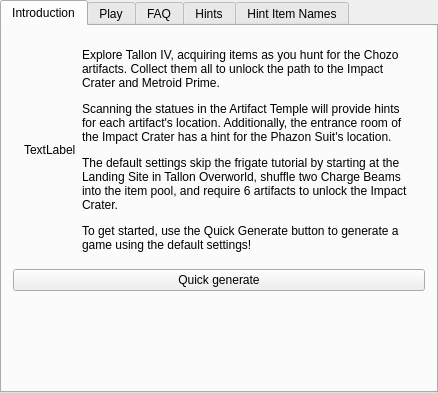
Old version of the form randovania/gui/ui_files/games_tab_prime_widget.ui in the repository randovania/randovania.
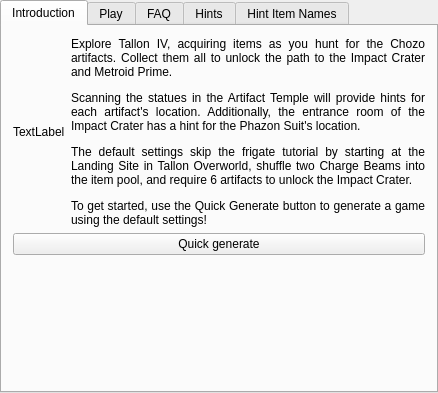
New version of the form. Custom widgets are drawn as their Qt base class.

Commit message:
Adjustments to the game introduction
- Justify the introduction
- Replace horizontal widget with just a layout, improving size propagation and reducing borders

```diff
--- a/randovania/gui/ui_files/games_tab_prime_widget.ui
+++ b/randovania/gui/ui_files/games_tab_prime_widget.ui
@@ -19,14 +19,7 @@
    </attribute>
    <layout class="QVBoxLayout" name="intro_layout">
     <item>
-     <widget class="QWidget" name="horizontalWidget" native="true">
-      <property name="minimumSize">
-       <size>
-        <width>0</width>
-        <height>0</height>
-       </size>
-      </property>
-      <layout class="QHBoxLayout" name="horizontalLayout">
+     <layout class="QHBoxLayout" name="intro_cover_layout">
        <item>
         <widget class="QLabel" name="game_cover_label">
          <property name="text">
@@ -37,7 +30,7 @@
        <item>
         <widget class="QLabel" name="intro_label">
          <property name="text">
-          <string>&lt;html&gt;&lt;head/&gt;&lt;body&gt;&lt;p&gt;Explore Tallon IV, acquiring items as you hunt for the Chozo artifacts. Collect them all to unlock the path to the Impact Crater and Metroid Prime.&lt;/p&gt;&lt;p&gt;Scanning the statues in the Artifact Temple will provide hints for each artifact's location. Additionally, the entrance room of the Impact Crater has a hint for the Phazon Suit's location.&lt;/p&gt;&lt;p&gt;The default settings skip the frigate tutorial by starting at the Landing Site in Tallon Overworld, shuffle two Charge Beams into the item pool, and require 6 artifacts to unlock the Impact Crater. &lt;/p&gt;&lt;p&gt;To get started, use the Quick Generate button to generate a game using the default settings!&lt;/p&gt;&lt;/body&gt;&lt;/html&gt;</string>
+         <string>&lt;html&gt;&lt;head/&gt;&lt;body&gt;&lt;p align=&quot;justify&quot;&gt;Explore Tallon IV, acquiring items as you hunt for the Chozo artifacts. Collect them all to unlock the path to the Impact Crater and Metroid Prime.&lt;/p&gt;&lt;p align=&quot;justify&quot;&gt;Scanning the statues in the Artifact Temple will provide hints for each artifact's location. Additionally, the entrance room of the Impact Crater has a hint for the Phazon Suit's location.&lt;/p&gt;&lt;p align=&quot;justify&quot;&gt;The default settings skip the frigate tutorial by starting at the Landing Site in Tallon Overworld, shuffle two Charge Beams into the item pool, and require 6 artifacts to unlock the Impact Crater. &lt;/p&gt;&lt;p align=&quot;justify&quot;&gt;To get started, use the Quick Generate button to generate a game using the default settings!&lt;/p&gt;&lt;/body&gt;&lt;/html&gt;</string>
          </property>
          <property name="wordWrap">
           <bool>true</bool>
@@ -45,7 +38,6 @@
         </widget>
        </item>
       </layout>
-     </widget>
     </item>
     <item>
      <widget class="QPushButton" name="quick_generate_button">
```
Left out of the diff: 6 changed lines with no effect on the pictures. Lines whose indentation alone changed are shown as unchanged. The commit also changes 7 other files.
